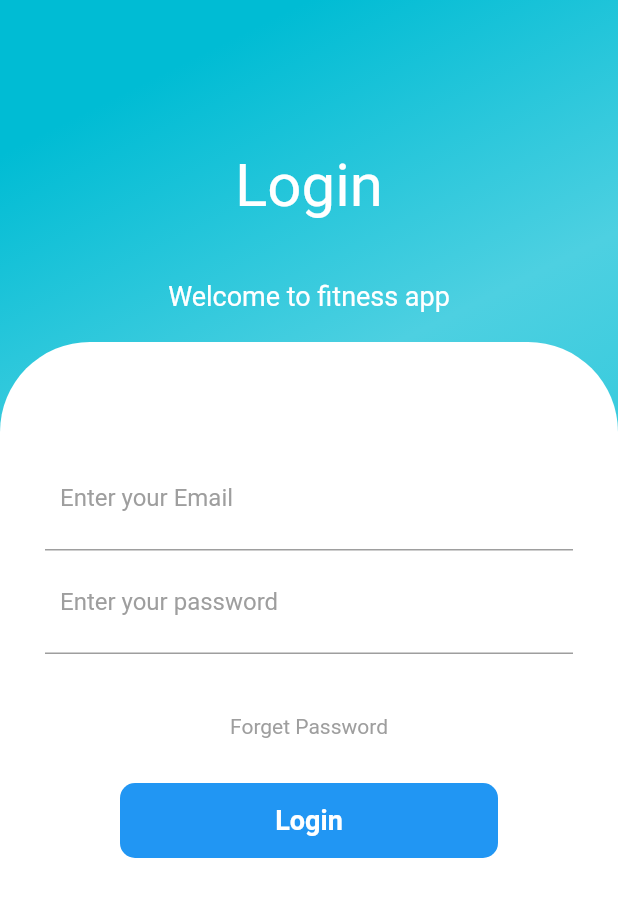
After one commit to mohitsoni-dev/fitness-app-flutter, a Flutter app: the RegisterScreen screen opened directly, on a phone screen of 412 x 824 dp. The commit adds this screen. Shown: the top 897 px of the screen. Run offline on Flutter 3.47's test engine with Material 2 defaults, Android fonts, the phone set to English and light mode, and no system bars; our stand-ins replace audioplayers, blur, circular_countdown_timer, confetti, flutter_animation_progress_bar, flutter_tts and 5 more; missing offline and left inert: appbar_animated; accounts and stored records are empty; network calls fail.

Commit message:
register screen ui made

```diff
--- a/lib/ui/views/register_screen.dart
+++ b/lib/ui/views/register_screen.dart
@@ -1,4 +1,6 @@
 import 'package:flutter/material.dart';
+import 'package:fitness_app_flutter/ui/widget/register_screen_widget.dart';
+import 'package:fitness_app_flutter/ui/widget/header.dart';
 
 class RegisterScreen extends StatefulWidget {
   const RegisterScreen({Key? key}) : super(key: key);
@@ -10,8 +12,37 @@ class RegisterScreen extends StatefulWidget {
 class _RegisterScreenState extends State<RegisterScreen> {
   @override
   Widget build(BuildContext context) {
-    return Container(
-      child: Text('hell hell hell\nhell hell'),
+    return Scaffold(
+      resizeToAvoidBottomInset: false,
+        body: Container(
+       // width: double.infinity,
+        decoration: BoxDecoration(
+          gradient: LinearGradient(begin: Alignment.topCenter, colors: [
+            Color.fromARGB(255, 0, 188, 212),
+            Color.fromARGB(255, 77, 208, 225),
+            Color.fromARGB(255, 38, 198, 218)
+          ]),
+        ),
+        child: Column(
+          children: [
+            SizedBox(height: 80,),
+            Header(),
+            Expanded(
+              child: Container(
+                decoration: BoxDecoration(
+                  color: Colors.white,
+                  borderRadius: BorderRadius.only(
+                    topRight: Radius.circular(60),
+                    topLeft: Radius.circular(60),
+                  )
+                ),
+                child: InputWrapper(),
+              ),
+
+            )
+          ],
+        ),
+      ),
     );
   }
 }
--- /dev/null
+++ b/lib/ui/widget/button.dart
@@ -0,0 +1,27 @@
+import 'package:flutter/material.dart';
+
+class Button extends StatelessWidget {
+  const Button({Key? key}) : super(key: key);
+
+  @override
+  Widget build(BuildContext context) {
+    return Container(
+       height: 50,
+      margin: EdgeInsets.symmetric(horizontal: 50),
+      decoration: BoxDecoration(
+        color: Colors.blue[500],
+        borderRadius: BorderRadius.circular(10),
+      ),
+      child: Center(
+        child: Text(
+          "Login",
+          style: TextStyle(
+            color: Colors.white,
+            fontSize: 18,
+            fontWeight: FontWeight.bold,
+          ),
+        ),
+      ),
+    );
+  }
+}
--- /dev/null
+++ b/lib/ui/widget/header.dart
@@ -0,0 +1,32 @@
+import 'package:flutter/material.dart';
+
+class Header extends StatelessWidget {
+  const Header({Key? key}) : super(key: key);
+
+  @override
+  Widget build(BuildContext context) {
+    return Padding(
+      padding: EdgeInsets.all(20),
+      child: Column(
+        crossAxisAlignment: CrossAxisAlignment.start,
+        children: [
+          Center(
+            child: Text(
+              "Login",
+              style: TextStyle(fontSize: 40, color: Colors.white),
+            ),
+          ),
+          SizedBox(
+            height: 40,
+          ),
+          Center(
+            child: Text(
+              "Welcome to fitness app",
+              style: TextStyle(fontSize: 18, color: Colors.white),
+            ),
+          ),
+        ],
+      ),
+    );
+  }
+}
--- /dev/null
+++ b/lib/ui/widget/register_screen_widget.dart
@@ -0,0 +1,88 @@
+import 'package:fitness_app_flutter/ui/widget/button.dart';
+import 'package:flutter/material.dart';
+
+class InputWrapper extends StatelessWidget {
+  const InputWrapper({Key? key}) : super(key: key);
+
+  @override
+  Widget build(BuildContext context) {
+    return Padding(
+      padding: EdgeInsets.all(30),
+      child: Column(
+        children: [
+          SizedBox(
+            height: 40,
+          ),
+          Container(
+            decoration: BoxDecoration(
+                color: Colors.white, borderRadius: BorderRadius.circular(10)),
+            child: InputField(),
+          ),
+          SizedBox(
+            height: 40,
+          ),
+          InkWell(
+            child: Text(
+              "Forget Password",
+              style: TextStyle(
+                color: Colors.grey,
+              ),
+            ),
+            onTap: () {},
+          ),
+          SizedBox(
+            height: 30,
+          ),
+          InkWell(
+            child: Button(),
+            onTap: () {},
+          ),
+        ],
+      ),
+    );
+  }
+}
+
+
+class InputField extends StatelessWidget {
+  const InputField({Key? key}) : super(key: key);
+
+  @override
+  Widget build(BuildContext context) {
+    return SingleChildScrollView(
+      child: Column(
+        //mainAxisAlignment: MainAxisAlignment.start,
+        children: [
+          Container(
+            padding: EdgeInsets.all(10),
+            decoration: BoxDecoration(
+                border: Border(bottom: BorderSide(color: Colors.grey))),
+            child: TextField(
+              decoration: InputDecoration(
+                  hintText: "Enter your Email",
+                  hintStyle: TextStyle(color: Colors.grey),
+                  border: InputBorder.none),
+            ),
+          ),
+
+          Container(
+            padding: EdgeInsets.all(10),
+            decoration: BoxDecoration(
+                border: Border(bottom: BorderSide(color: Colors.grey))),
+            child: TextField(
+
+              decoration: InputDecoration(
+                  hintText: "Enter your password",
+
+                  hintStyle: TextStyle(color: Colors.grey),
+                  border: InputBorder.none),
+            ),
+          ),
+
+        ],
+
+
+      ),
+    );
+  }
+}
```
